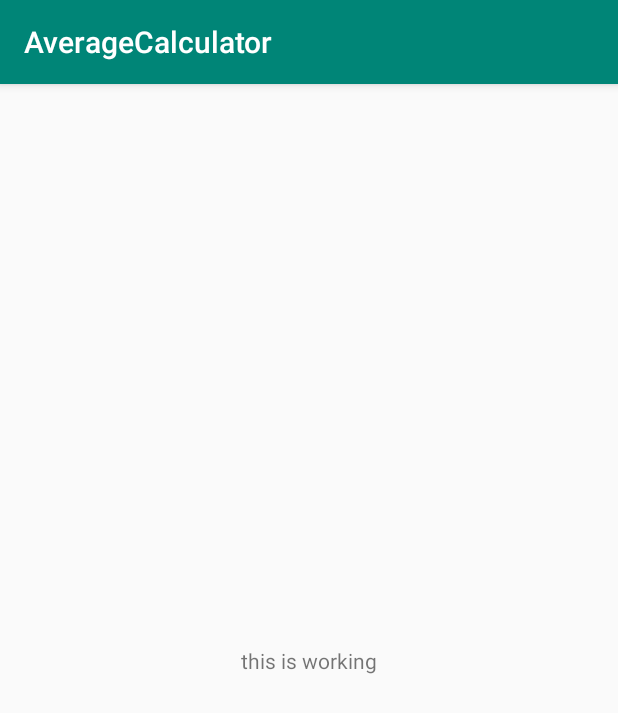
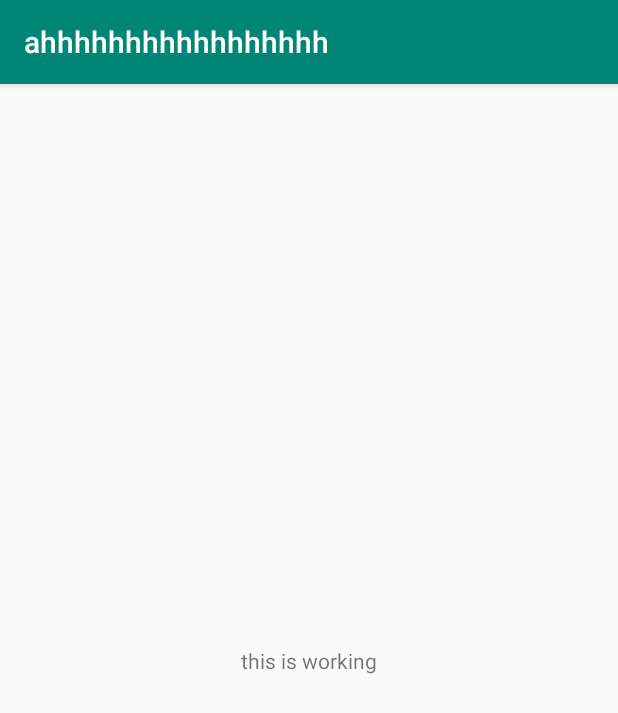
Before and after one commit to beepboop271/average-calculator, an Android app: the screen it shows after launch (MainActivity), on a phone screen of 412 x 824 dp. Shown: the top 713 px of the screen. Run offline under Robolectric (Android 15) with nearby library versions, the phone set to English and light mode, and no system bars; 1 statement that could not run was skipped.

Commit message:
something lol

```diff
--- a/android/AverageCalculator/app/src/main/AndroidManifest.xml
+++ b/android/AverageCalculator/app/src/main/AndroidManifest.xml
@@ -2,7 +2,7 @@
 <manifest xmlns:android="http://schemas.android.com/apk/res/android"
     package="com.example.averagecalculator" >
 
-    <application
+    <application android:name=".App"
         android:allowBackup="true"
         android:icon="@mipmap/ic_launcher"
         android:label="@string/app_name"
--- /dev/null
+++ b/android/AverageCalculator/app/src/main/java/com/example/averagecalculator/App.kt
@@ -0,0 +1,11 @@
+package com.example.averagecalculator
+
+import android.content.Intent
+import android.app.Application
+
+class App : Application() {
+    override fun onCreate() {
+        super.onCreate();
+        startService(Intent(this, MyFirebaseMessagingService::class.java));
+    }
+}
--- a/android/AverageCalculator/app/src/main/java/com/example/averagecalculator/MainActivity.kt
+++ b/android/AverageCalculator/app/src/main/java/com/example/averagecalculator/MainActivity.kt
@@ -24,11 +24,11 @@ class MainActivity : AppCompatActivity() {
 
                 // Get new Instance ID token
                 val token = task.result?.token
-
+                t.setText(token);
                 // Log and toast
                 val msg = getString(R.string.msg_token_fmt, token)
                 Log.d("MainActivity", msg)
-                Toast.makeText(baseContext, msg, Toast.LENGTH_SHORT).show()
-            })
+                // Toast.makeText(baseContext, msg, Toast.LENGTH_SHORT).show()
+            });
     }
 }
--- a/android/AverageCalculator/app/src/main/res/values/strings.xml
+++ b/android/AverageCalculator/app/src/main/res/values/strings.xml
@@ -1,5 +1,5 @@
 <resources>
-    <string name="app_name">AverageCalculator</string>
+    <string name="app_name">ahhhhhhhhhhhhhhhhh</string>
     <string name="textTest">this is not working</string>
     <string name="textTest2">this is working</string>
     <string name="msg_token_fmt" translatable="false">InstanceID Token: %s</string>
```
Also changed, not shown: 5 other files.
